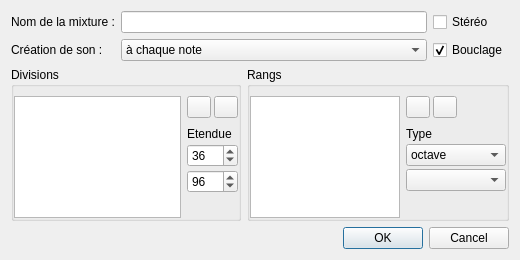
The window that trunk/tools/dialog_mixture.ui (davy7125/polyphone) describes before a commit, drawn with Qt 5.
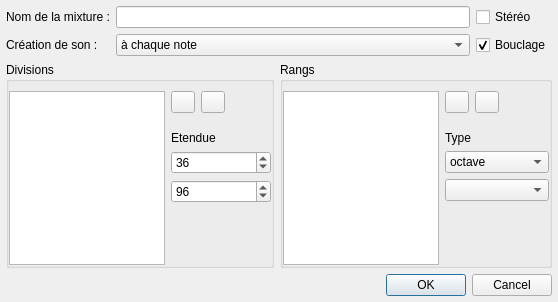
The same window after the commit. Icons and pictures are not drawn.

The edit to the form file:
```diff
--- a/trunk/tools/dialog_mixture.ui
+++ b/trunk/tools/dialog_mixture.ui
@@ -9,22 +9,10 @@
    <rect>
     <x>0</x>
     <y>0</y>
-    <width>520</width>
-    <height>260</height>
+    <width>558</width>
+    <height>302</height>
    </rect>
   </property>
-  <property name="minimumSize">
-   <size>
-    <width>520</width>
-    <height>260</height>
-   </size>
-  </property>
-  <property name="maximumSize">
-   <size>
-    <width>520</width>
-    <height>260</height>
-   </size>
-  </property>
   <property name="windowTitle">
    <string>Création mixture</string>
   </property>
@@ -36,6 +24,18 @@
    <property name="spacing">
     <number>6</number>
    </property>
+   <property name="leftMargin">
+    <number>6</number>
+   </property>
+   <property name="topMargin">
+    <number>6</number>
+   </property>
+   <property name="rightMargin">
+    <number>6</number>
+   </property>
+   <property name="bottomMargin">
+    <number>6</number>
+   </property>
    <item>
     <layout class="QGridLayout" name="gridLayout">
      <property name="topMargin">
@@ -106,7 +106,7 @@
        <property name="title">
         <string>Divisions</string>
        </property>
-       <layout class="QHBoxLayout" name="horizontalLayout">
+       <layout class="QGridLayout" name="gridLayout_2" columnstretch="100,0,0,0">
         <property name="leftMargin">
          <number>0</number>
         </property>
@@ -119,47 +119,39 @@
         <property name="bottomMargin">
          <number>0</number>
         </property>
-        <item>
-         <widget class="QListWidget" name="listDivisions">
-          <property name="minimumSize">
-           <size>
-            <width>150</width>
-            <height>0</height>
-           </size>
-          </property>
-          <property name="editTriggers">
-           <set>QAbstractItemView::NoEditTriggers</set>
+        <property name="verticalSpacing">
+         <number>6</number>
+        </property>
+        <item row="3" column="1" colspan="3">
+         <widget class="QSpinBox" name="spinDivStart">
+          <property name="sizePolicy">
+           <sizepolicy hsizetype="Preferred" vsizetype="Fixed">
+            <horstretch>0</horstretch>
+            <verstretch>0</verstretch>
+           </sizepolicy>
+          </property>
+          <property name="maximum">
+           <number>127</number>
+          </property>
+          <property name="value">
+           <number>36</number>
           </property>
          </widget>
         </item>
-        <item>
-         <widget class="QFrame" name="frame">
-          <property name="maximumSize">
-           <size>
-            <width>100</width>
-            <height>16777215</height>
-           </size>
-          </property>
-          <property name="frameShape">
-           <enum>QFrame::NoFrame</enum>
-          </property>
-          <property name="frameShadow">
-           <enum>QFrame::Raised</enum>
-          </property>
-          <layout class="QVBoxLayout" name="verticalLayout_3">
-           <property name="spacing">
-            <number>3</number>
-           </property>
-           <property name="margin">
-            <number>0</number>
-           </property>
-           <item>
-            <layout class="QHBoxLayout" name="horizontalLayout_3">
-             <property name="rightMargin">
-              <number>0</number>
-             </property>
-             <item>
+        <item row="0" column="1">
               <widget class="QPushButton" name="pushAddDiv">
+          <property name="sizePolicy">
+           <sizepolicy hsizetype="Preferred" vsizetype="Preferred">
+            <horstretch>0</horstretch>
+            <verstretch>0</verstretch>
+           </sizepolicy>
+          </property>
+          <property name="minimumSize">
+           <size>
+            <width>24</width>
+            <height>0</height>
+           </size>
+          </property>
                <property name="maximumSize">
                 <size>
                  <width>24</width>
@@ -175,8 +167,33 @@
                </property>
               </widget>
              </item>
-             <item>
+        <item row="0" column="0" rowspan="6">
+         <widget class="QListWidget" name="listDivisions">
+          <property name="minimumSize">
+           <size>
+            <width>150</width>
+            <height>0</height>
+           </size>
+          </property>
+          <property name="editTriggers">
+           <set>QAbstractItemView::NoEditTriggers</set>
+          </property>
+         </widget>
+        </item>
+        <item row="0" column="2">
               <widget class="QPushButton" name="pushRemoveDiv">
+          <property name="sizePolicy">
+           <sizepolicy hsizetype="Preferred" vsizetype="Preferred">
+            <horstretch>0</horstretch>
+            <verstretch>0</verstretch>
+           </sizepolicy>
+          </property>
+          <property name="minimumSize">
+           <size>
+            <width>24</width>
+            <height>0</height>
+           </size>
+          </property>
                <property name="maximumSize">
                 <size>
                  <width>24</width>
@@ -192,22 +209,7 @@
                </property>
               </widget>
              </item>
-             <item>
-              <spacer name="horizontalSpacer">
-               <property name="orientation">
-                <enum>Qt::Horizontal</enum>
-               </property>
-               <property name="sizeHint" stdset="0">
-                <size>
-                 <width>40</width>
-                 <height>20</height>
-                </size>
-               </property>
-              </spacer>
-             </item>
-            </layout>
-           </item>
-           <item>
+        <item row="1" column="1">
             <spacer name="verticalSpacer_3">
              <property name="orientation">
               <enum>Qt::Vertical</enum>
@@ -223,25 +225,27 @@
              </property>
             </spacer>
            </item>
-           <item>
-            <widget class="QLabel" name="label">
-             <property name="text">
-              <string>Etendue</string>
-             </property>
-            </widget>
-           </item>
-           <item>
-            <widget class="QSpinBox" name="spinDivStart">
-             <property name="maximum">
-              <number>127</number>
-             </property>
-             <property name="value">
-              <number>36</number>
-             </property>
-            </widget>
-           </item>
-           <item>
+        <item row="0" column="3">
+         <spacer name="horizontalSpacer">
+          <property name="orientation">
+           <enum>Qt::Horizontal</enum>
+          </property>
+          <property name="sizeHint" stdset="0">
+           <size>
+            <width>40</width>
+            <height>20</height>
+           </size>
+          </property>
+         </spacer>
+        </item>
+        <item row="4" column="1" colspan="3">
             <widget class="QSpinBox" name="spinDivEnd">
+          <property name="sizePolicy">
+           <sizepolicy hsizetype="Preferred" vsizetype="Fixed">
+            <horstretch>0</horstretch>
+            <verstretch>0</verstretch>
+           </sizepolicy>
+          </property>
              <property name="maximum">
               <number>127</number>
              </property>
@@ -250,7 +254,14 @@
              </property>
             </widget>
            </item>
-           <item>
+        <item row="2" column="1" colspan="3">
+         <widget class="QLabel" name="label">
+          <property name="text">
+           <string>Etendue</string>
+          </property>
+         </widget>
+        </item>
+        <item row="5" column="1">
             <spacer name="verticalSpacer">
              <property name="orientation">
               <enum>Qt::Vertical</enum>
@@ -266,18 +277,12 @@
           </layout>
          </widget>
         </item>
-       </layout>
-      </widget>
-     </item>
      <item>
       <widget class="QGroupBox" name="groupBox_2">
        <property name="title">
         <string>Rangs</string>
        </property>
-       <layout class="QHBoxLayout" name="horizontalLayout_2">
-        <property name="spacing">
-         <number>6</number>
-        </property>
+       <layout class="QGridLayout" name="gridLayout_3" columnstretch="100,0,0,0">
         <property name="leftMargin">
          <number>0</number>
         </property>
@@ -290,95 +295,10 @@
         <property name="bottomMargin">
          <number>0</number>
         </property>
-        <item>
-         <widget class="QListWidget" name="listRangs">
-          <property name="minimumSize">
-           <size>
-            <width>150</width>
-            <height>0</height>
-           </size>
-          </property>
-          <property name="editTriggers">
-           <set>QAbstractItemView::NoEditTriggers</set>
-          </property>
-         </widget>
-        </item>
-        <item>
-         <widget class="QFrame" name="frame_2">
-          <property name="maximumSize">
-           <size>
-            <width>100</width>
-            <height>16777215</height>
-           </size>
-          </property>
-          <property name="frameShape">
-           <enum>QFrame::NoFrame</enum>
-          </property>
-          <property name="frameShadow">
-           <enum>QFrame::Raised</enum>
-          </property>
-          <layout class="QVBoxLayout" name="verticalLayout">
-           <property name="spacing">
-            <number>3</number>
-           </property>
-           <property name="margin">
-            <number>0</number>
-           </property>
-           <item>
-            <layout class="QHBoxLayout" name="horizontalLayout_4">
-             <property name="rightMargin">
-              <number>0</number>
-             </property>
-             <item>
-              <widget class="QPushButton" name="pushAddRank">
-               <property name="maximumSize">
-                <size>
-                 <width>24</width>
-                 <height>24</height>
-                </size>
-               </property>
-               <property name="text">
-                <string/>
-               </property>
-               <property name="icon">
-                <iconset resource="../ressources.qrc">
-                 <normaloff>:/icones/add</normaloff>:/icones/add</iconset>
-               </property>
-              </widget>
-             </item>
-             <item>
-              <widget class="QPushButton" name="pushRemoveRank">
-               <property name="maximumSize">
-                <size>
-                 <width>24</width>
-                 <height>24</height>
-                </size>
-               </property>
-               <property name="text">
-                <string/>
-               </property>
-               <property name="icon">
-                <iconset resource="../ressources.qrc">
-                 <normaloff>:/icones/remove</normaloff>:/icones/remove</iconset>
-               </property>
-              </widget>
-             </item>
-             <item>
-              <spacer name="horizontalSpacer_2">
-               <property name="orientation">
-                <enum>Qt::Horizontal</enum>
-               </property>
-               <property name="sizeHint" stdset="0">
-                <size>
-                 <width>40</width>
-                 <height>20</height>
-                </size>
-               </property>
-              </spacer>
-             </item>
-            </layout>
-           </item>
-           <item>
+        <property name="verticalSpacing">
+         <number>6</number>
+        </property>
+        <item row="1" column="1">
             <spacer name="verticalSpacer_4">
              <property name="orientation">
               <enum>Qt::Vertical</enum>
@@ -394,14 +314,50 @@
              </property>
             </spacer>
            </item>
-           <item>
+        <item row="0" column="3">
+         <spacer name="horizontalSpacer_2">
+          <property name="orientation">
+           <enum>Qt::Horizontal</enum>
+          </property>
+          <property name="sizeHint" stdset="0">
+           <size>
+            <width>40</width>
+            <height>20</height>
+           </size>
+          </property>
+         </spacer>
+        </item>
+        <item row="0" column="2">
+         <widget class="QPushButton" name="pushRemoveRank">
+          <property name="sizePolicy">
+           <sizepolicy hsizetype="Preferred" vsizetype="Preferred">
+            <horstretch>0</horstretch>
+            <verstretch>0</verstretch>
+           </sizepolicy>
+          </property>
+          <property name="maximumSize">
+           <size>
+            <width>24</width>
+            <height>24</height>
+           </size>
+          </property>
+          <property name="text">
+           <string/>
+          </property>
+          <property name="icon">
+           <iconset resource="../ressources.qrc">
+            <normaloff>:/icones/remove</normaloff>:/icones/remove</iconset>
+          </property>
+         </widget>
+        </item>
+        <item row="2" column="1" colspan="3">
             <widget class="QLabel" name="label_2">
              <property name="text">
               <string>Type</string>
              </property>
             </widget>
            </item>
-           <item>
+        <item row="3" column="1" colspan="3">
             <widget class="QComboBox" name="comboType1">
              <item>
               <property name="text">
@@ -455,10 +411,33 @@
              </item>
             </widget>
            </item>
-           <item>
+        <item row="4" column="1" colspan="3">
             <widget class="QComboBox" name="comboType2"/>
            </item>
-           <item>
+        <item row="0" column="1">
+         <widget class="QPushButton" name="pushAddRank">
+          <property name="sizePolicy">
+           <sizepolicy hsizetype="Preferred" vsizetype="Preferred">
+            <horstretch>0</horstretch>
+            <verstretch>0</verstretch>
+           </sizepolicy>
+          </property>
+          <property name="maximumSize">
+           <size>
+            <width>24</width>
+            <height>24</height>
+           </size>
+          </property>
+          <property name="text">
+           <string/>
+          </property>
+          <property name="icon">
+           <iconset resource="../ressources.qrc">
+            <normaloff>:/icones/add</normaloff>:/icones/add</iconset>
+          </property>
+         </widget>
+        </item>
+        <item row="5" column="1">
             <spacer name="verticalSpacer_2">
              <property name="orientation">
               <enum>Qt::Vertical</enum>
@@ -471,7 +450,17 @@
              </property>
             </spacer>
            </item>
-          </layout>
+        <item row="0" column="0" rowspan="6">
+         <widget class="QListWidget" name="listRangs">
+          <property name="minimumSize">
+           <size>
+            <width>150</width>
+            <height>0</height>
+           </size>
+          </property>
+          <property name="editTriggers">
+           <set>QAbstractItemView::NoEditTriggers</set>
+          </property>
          </widget>
         </item>
        </layout>
```
Left out of the diff: 8 changed lines with no effect on the pictures. Lines whose indentation alone changed are shown as unchanged.
